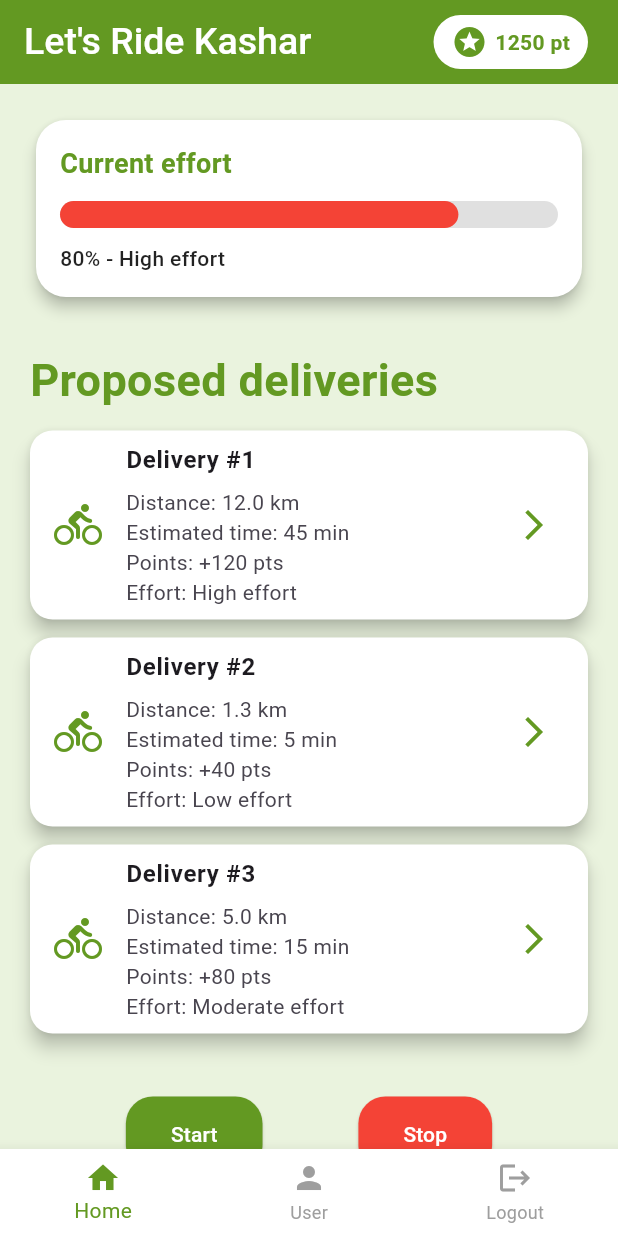
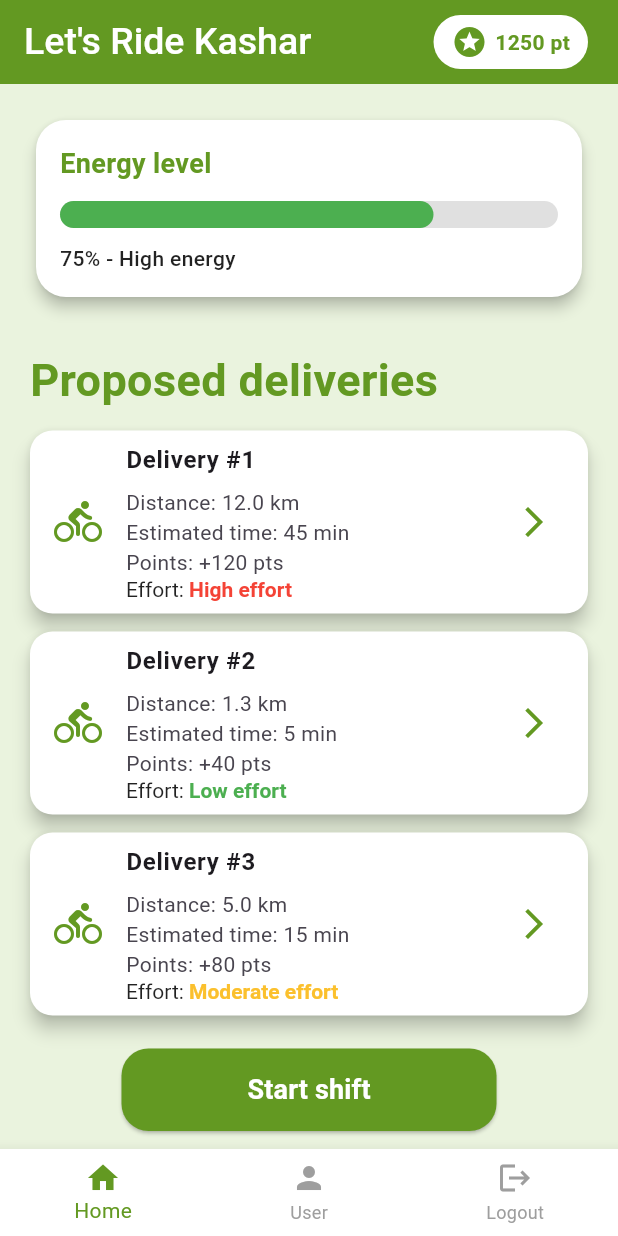
Before and after one commit to StellaRinaldii/RiderApp, a Flutter app: the HomePage screen opened directly, on a phone screen of 412 x 824 dp. Run offline on Flutter 3.47's test engine with Material 3 defaults, Android fonts, the light colour scheme and no system bars; our stand-ins replace shared_preferences; accounts and stored records are empty.

Commit message:
Update homepage and login

```diff
--- a/lib/screens/homepage.dart
+++ b/lib/screens/homepage.dart
@@ -8,11 +8,45 @@ import 'package:workers_campe/screens/Aftershift.dart';
 const Color kGreen = Color(0xFF639922);
 const Color kGreenLight = Color(0xFFEAF3DE);
 
-class HomePage extends StatelessWidget {
+class HomePage extends StatefulWidget {
   const HomePage({Key? key}) : super(key: key);
 
+  @override
+  State<HomePage> createState() => _HomePageState();
+}
+
+class _HomePageState extends State<HomePage> {
   final int points = 1250;
-  final double effort = 0.8;
+  final double battery = 0.75;
+
+  bool shiftStarted = false;
+  double earnings = 0.0;
+
+  void startShift() {
+    setState(() {
+      shiftStarted = true;
+      earnings = 0.0;
+    });
+
+    //ScaffoldMessenger.of(context).showSnackBar(
+      //const SnackBar(
+        //content: Text("Shift started"),
+        //backgroundColor: kGreen,
+      //),
+    //);
+  }
+
+  void stopShift() async {
+    await Navigator.push(
+      context,
+      MaterialPageRoute(builder: (_) => Aftershiftpage()),
+    );
+
+    setState(() {
+      shiftStarted = false;
+      earnings = 0.0;
+    });
+  }
 
   @override
   Widget build(BuildContext context) {
@@ -73,7 +107,7 @@ class HomePage extends StatelessWidget {
                     crossAxisAlignment: CrossAxisAlignment.start,
                     children: [
                       const Text(
-                        "Current effort",
+                        "Energy level",
                         style: TextStyle(
                           fontSize: 18,
                           fontWeight: FontWeight.bold,
@@ -92,14 +126,14 @@ class HomePage extends StatelessWidget {
                         ),
                         child: FractionallySizedBox(
                           alignment: Alignment.centerLeft,
-                          widthFactor: effort.clamp(0.0, 1.0),
+                          widthFactor: battery.clamp(0.0, 1.0),
                           child: Container(
                             decoration: BoxDecoration(
-                              color: effort < 0.4
-                                  ? kGreen
-                                  : effort < 0.7
-                                      ? Colors.orange
-                                      : Colors.red,
+                              color: battery < 0.21
+                                  ? Colors.red
+                                  : battery < 0.7
+                                      ? Colors.yellow
+                                      : Colors.green,
                               borderRadius: BorderRadius.circular(20),
                             ),
                           ),
@@ -109,7 +143,7 @@ class HomePage extends StatelessWidget {
                       const SizedBox(height: 10),
 
                       Text(
-                        "${(effort * 100).round()}% - ${effort < 0.4 ? "Low effort" : effort < 0.7 ? "Moderate effort" : "High effort"}",
+                        "${(battery * 100).round()}% - ${battery < 0.2 ? "Low energy" : battery < 0.7 ? "Moderate energy" : "High energy"}",
                         style: const TextStyle(
                           fontWeight: FontWeight.w500,
                           color: Colors.black87,
@@ -166,52 +200,79 @@ class HomePage extends StatelessWidget {
                 effortLabel: "Moderate effort",
               ),
 
-              const SizedBox(height: 30),
+              const SizedBox(height: 10),
 
-              Row(
-                mainAxisAlignment: MainAxisAlignment.spaceEvenly,
-                children: [
-                  ElevatedButton(
+              if (shiftStarted == true)
+                Center(
+                  child: Card(
+                    color: Colors.white,
+                    elevation: 3,
+                    shape: RoundedRectangleBorder(
+                      borderRadius: BorderRadius.circular(18),
+                    ),
+                    child: Padding(
+                      padding: const EdgeInsets.symmetric(
+                        horizontal: 24,
+                        vertical: 12,
+                      ),
+                      child: Column(
+                        children: [
+                          const Text(
+                            "Current earnings",
+                            style: TextStyle(
+                              fontSize: 14,
+                              fontWeight: FontWeight.bold,
+                              color: kGreen,
+                            ),
+                          ),
+
+                          const SizedBox(height: 4),
+
+                          Text(
+                            "€${earnings.toStringAsFixed(2)}",
+                            style: const TextStyle(
+                              fontSize: 24,
+                              fontWeight: FontWeight.bold,
+                              color: Colors.black87,
+                            ),
+                          ),
+                        ],
+                      ),
+                    ),
+                  ),
+                ),
+
+              if (shiftStarted == true)
+                const SizedBox(height: 12),
+
+              Center(
+                child: SizedBox(
+                  width: 250,
+                  height: 55,
+                  child: ElevatedButton(
                     onPressed: () {
-                      ScaffoldMessenger.of(context).showSnackBar(
-                        const SnackBar(content: Text("Activity started")),
-                      );
+                      if (shiftStarted == false) {
+                        startShift();
+                      } else {
+                        stopShift();
+                      }
                     },
                     style: ElevatedButton.styleFrom(
-                      backgroundColor: kGreen,
+                      backgroundColor: shiftStarted ? Colors.red : kGreen,
                       foregroundColor: Colors.white,
-                      padding: const EdgeInsets.symmetric(
-                        horizontal: 30,
-                        vertical: 15,
-                      ),
                       shape: RoundedRectangleBorder(
                         borderRadius: BorderRadius.circular(18),
                       ),
                     ),
-                    child: const Text("Start"),
-                  ),
-
-                  ElevatedButton(
-                    onPressed: () {
-                      Navigator.push(
-                        context,
-                        MaterialPageRoute(builder: (_) => Aftershiftpage()),
-                      );
-                    },
-                    style: ElevatedButton.styleFrom(
-                      backgroundColor: Colors.red,
-                      foregroundColor: Colors.white,
-                      padding: const EdgeInsets.symmetric(
-                        horizontal: 30,
-                        vertical: 15,
-                      ),
-                      shape: RoundedRectangleBorder(
-                        borderRadius: BorderRadius.circular(18),
+                    child: Text(
+                      shiftStarted ? "Stop shift" : "Start shift",
+                      style: const TextStyle(
+                        fontSize: 18,
+                        fontWeight: FontWeight.bold,
                       ),
                     ),
-                    child: const Text("Stop"),
                   ),
-                ],
+                ),
               ),
             ],
           ),
@@ -227,7 +288,8 @@ class HomePage extends StatelessWidget {
           if (index == 2) {
             _toLoginPage(context);
           }
-          if (index==1) {
+
+          if (index == 1) {
             Navigator.push(
               context,
               MaterialPageRoute(builder: (_) => Profilepage()),
@@ -289,7 +351,30 @@ class HomePage extends StatelessWidget {
               Text("Distance: $distanceKm km"),
               Text("Estimated time: $estimatedMinutes min"),
               Text("Points: +$deliveryPoints pts"),
-              Text("Effort: $effortLabel"),
+              RichText(
+                text: TextSpan(
+                  style: const TextStyle(
+                    color: Colors.black87,
+                    fontSize: 14,
+                  ),
+                  children: [
+                    const TextSpan(
+                      text: "Effort: ",
+                    ),
+                    TextSpan(
+                      text: effortLabel,
+                      style: TextStyle(
+                        fontWeight: FontWeight.bold,
+                        color: effortLabel == "High effort"
+                            ? Colors.red
+                            : effortLabel == "Low effort"
+                                ? Colors.green
+                                : Colors.yellow.shade700,
+                      ),
+                    ),
+                  ],
+                ),
+              ),
             ],
           ),
         ),
--- a/lib/screens/login.dart
+++ b/lib/screens/login.dart
@@ -192,7 +192,7 @@ class _LoginPageState extends State<LoginPage> {
                   ],
                 ),
 
-                const SizedBox(height: 60),
+                const SizedBox(height: 250),
 
                 const Align(
                   alignment: Alignment.bottomCenter,
```
